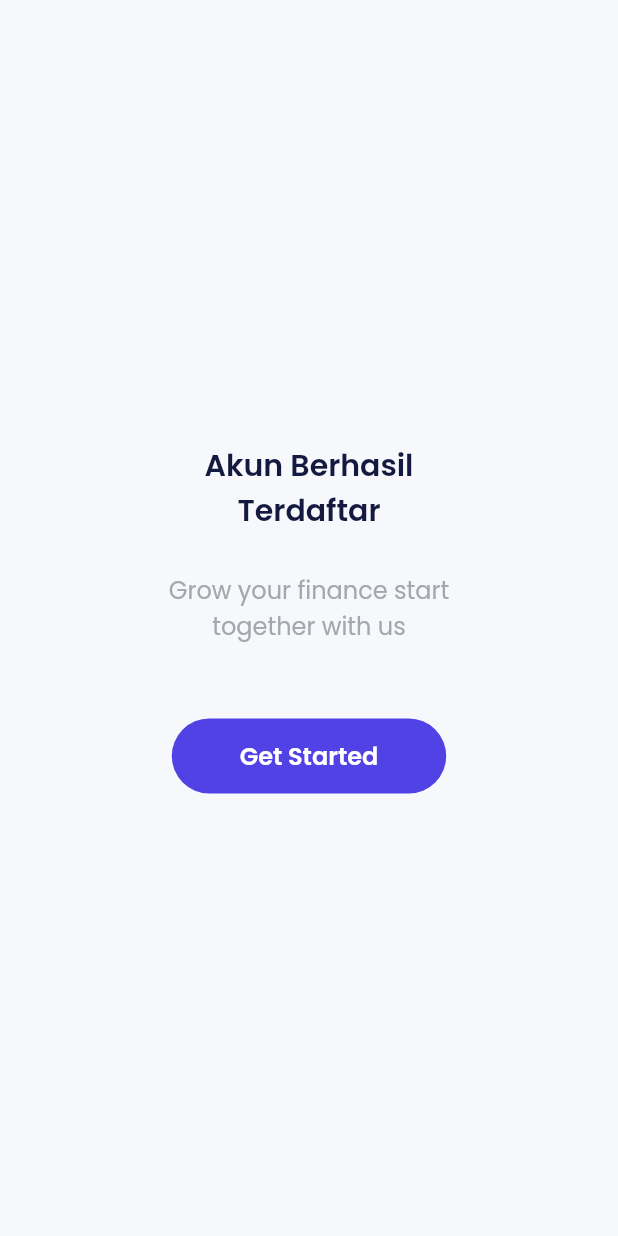
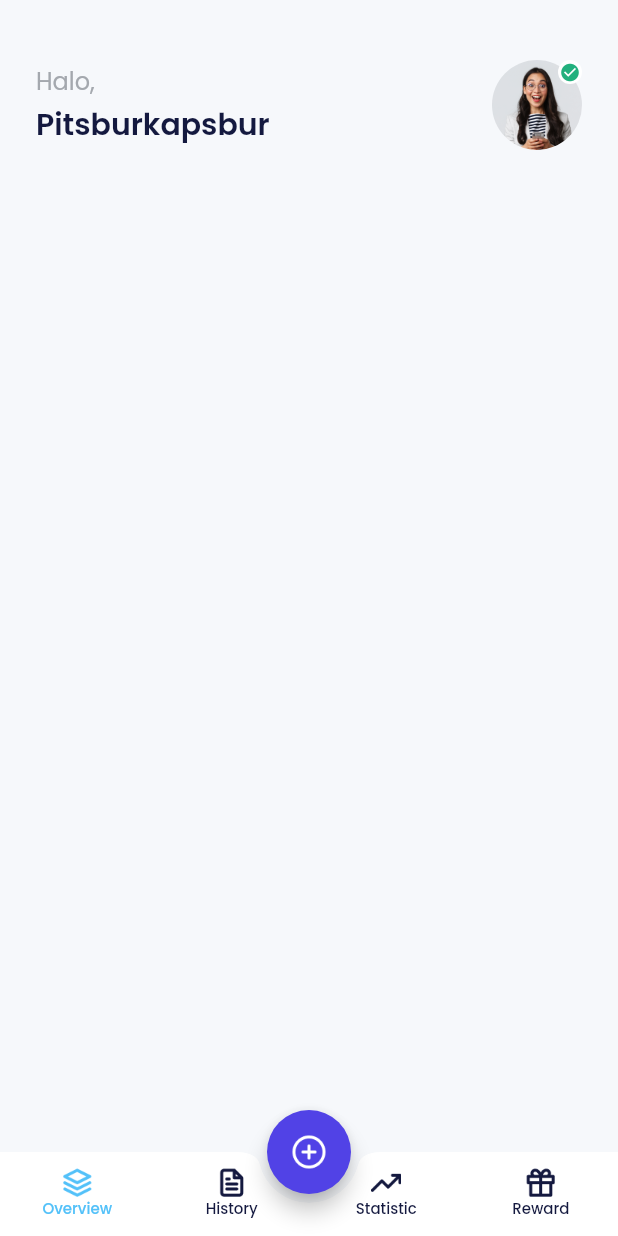
Before and after one commit to praanggi09/e-wallet, a Flutter app: the SigUpSuccessPage screen opened by its route, after a tap on "Get Started", on a phone screen of 412 x 824 dp. Run offline on Flutter 3.47's test engine with Material 2 defaults, Android fonts, the phone set to English and light mode, and no system bars; our stand-ins replace carousel_slider, google_fonts.

Commit message:
Slicing Home Page Widget Navigation Bar dan Top Section | penambahan Navigator.pushNamedAndRemotilUntil

```diff
--- a/lib/main.dart
+++ b/lib/main.dart
@@ -1,3 +1,4 @@
+import 'package:e_wallet/ui/pages/home_page.dart';
 import 'package:e_wallet/ui/pages/onboarding_page.dart';
 import 'package:e_wallet/ui/pages/signin_page.dart';
 import 'package:e_wallet/ui/pages/signup_page.dart';
@@ -23,7 +24,8 @@ class MyApp extends StatelessWidget {
         '/sign-up' : (context) => SignUpPage(),
         '/sign-up-set-profile' : (context) => SignUpSetProfilePage(),
         '/sign-up-set-ktp' : (context) => SignUpSetKtpPage(),
-        '/sign-up-success' : (context) => SigUpSuccessPage()
+        '/sign-up-success' : (context) => SigUpSuccessPage(),
+        '/home' : (context) => HomePage(),
       },
     );
   }
--- /dev/null
+++ b/lib/ui/pages/home_page.dart
@@ -0,0 +1,148 @@
+import 'package:e_wallet/shared/theme.dart';
+import 'package:flutter/material.dart';
+
+class HomePage extends StatelessWidget {
+  const HomePage({super.key});
+
+  @override
+  Widget build(BuildContext context) {
+    return Scaffold(
+      backgroundColor: lightBackgroundColor,
+      bottomNavigationBar: BottomAppBar(
+        color: whiteColor,
+        shape: CircularNotchedRectangle(),
+        clipBehavior: Clip.antiAlias,
+        notchMargin: 6,
+        elevation: 0,
+        child: BottomNavigationBar(
+          type: BottomNavigationBarType.fixed,
+          elevation: 0,
+          backgroundColor: whiteColor,
+          selectedItemColor: blueColor,
+          unselectedItemColor: blackColor,
+          showSelectedLabels: true,
+          showUnselectedLabels: true,
+          selectedLabelStyle: blueTextStyle.copyWith(
+            fontSize: 10,
+            fontWeight: medium,
+          ),
+          unselectedLabelStyle: blackTextStyle.copyWith(
+            fontSize: 10,
+            fontWeight: medium,
+          ),
+          items: [
+            BottomNavigationBarItem(
+              icon: Image.asset(
+                'assets/ic_overview.png',
+                width: 20,
+                color: blueColor,
+              ),
+              label: 'Overview',
+            ),
+            BottomNavigationBarItem(
+              icon: Image.asset(
+                'assets/ic_history.png',
+                width: 20,
+              ),
+              label: 'History',
+            ),
+            BottomNavigationBarItem(
+              icon: Image.asset(
+                'assets/ic_statistic.png',
+                width: 20,
+              ),
+              label: 'Statistic',
+            ),
+            BottomNavigationBarItem(
+              icon: Image.asset(
+                'assets/ic_reward.png',
+                width: 20,
+              ),
+              label: 'Reward',
+            ),
+          ],
+        ),
+      ),
+      floatingActionButton: FloatingActionButton(
+        onPressed: (){},
+        backgroundColor: purpleColor,
+        child: Image.asset(
+          'assets/ic_plus_circle.png',
+          width: 24,
+        ),
+      ),
+      floatingActionButtonLocation: FloatingActionButtonLocation.centerDocked,
+      body: ListView(
+        padding: const EdgeInsets.symmetric(
+          horizontal: 24,
+        ),
+        children: [
+          buildProfile(),
+        ],
+      ),
+    );
+  }
+  Widget buildProfile(){
+    return Container(
+      margin: const EdgeInsets.only(
+        top: 40,
+      ),
+      child: Row(
+        mainAxisAlignment: MainAxisAlignment.spaceBetween,
+        children: [
+          Column(
+            crossAxisAlignment: CrossAxisAlignment.start,
+            children: [
+              Text(
+                'Halo,',
+                style: greyTextStyle.copyWith(
+                  fontSize: 16,
+                ),
+              ),
+              const SizedBox(
+                height: 2,
+              ),
+              Text(
+                'Pitsburkapsbur',
+                style: blackTextStyle.copyWith(
+                  fontSize: 20,
+                  fontWeight: semiBold,
+                ),
+              )
+            ],
+          ),
+          Container(
+            width: 60,
+            height: 60,
+            decoration: const BoxDecoration(
+              shape: BoxShape.circle,
+              image: DecorationImage(
+                image: AssetImage(
+                  'assets/img_profile.png',
+                ),
+              ),
+            ),
+            child: Align(
+              alignment: Alignment.topRight,
+              child: Container(
+                width: 16,
+                height: 16,
+                decoration: BoxDecoration(
+                  shape: BoxShape.circle,
+                  color: whiteColor,
+                ),
+                child: Center(
+                  child: Icon(
+                    Icons.check_circle,
+                    color: greenColor,
+                    size: 14,
+                  ),
+                ),
+              ),
+            ),
+          ),
+        ],
+      ),
+    );
+  }
+}
--- a/lib/ui/pages/onboarding_page.dart
+++ b/lib/ui/pages/onboarding_page.dart
@@ -104,7 +104,7 @@ class _OnboardingPageState extends State<OnboardingPage> {
                       CustomFilledButton(
                         title: 'Get Started',
                         onPressed: () {
-                          Navigator.pushNamed(context, '/sign-up');
+                          Navigator.pushNamedAndRemoveUntil(context, '/sign-up', (route) => false);
                         },),
                       const SizedBox(
                         height: 20,
@@ -112,7 +112,7 @@ class _OnboardingPageState extends State<OnboardingPage> {
                       CustomTextButton(
                         title: 'Sign In',
                         onPressed: () {
-                          Navigator.pushNamed(context, '/sign-in');
+                          Navigator.pushNamedAndRemoveUntil(context, '/sign-in', (route) => false);
                         },
                       )
                     ],
--- a/lib/ui/pages/signin_page.dart
+++ b/lib/ui/pages/signin_page.dart
@@ -76,7 +76,11 @@ class SignInPage extends StatelessWidget {
                 ),
                 CustomFilledButton(
                   title: 'Sign In',
-                  onPressed: () {},
+                  onPressed: () {
+                    Navigator.pushNamedAndRemoveUntil(
+                      context, '/home', (route) => false
+                    );
+                  },
                 )
               ],
             ),
--- a/lib/ui/pages/signup_success_page.dart
+++ b/lib/ui/pages/signup_success_page.dart
@@ -1,4 +1,3 @@
-import 'dart:ffi';
 
 import 'package:e_wallet/shared/theme.dart';
 import 'package:e_wallet/ui/widgets/buttons.dart';
@@ -42,7 +41,9 @@ class SigUpSuccessPage extends StatelessWidget {
               width: 183,
               title: 'Get Started',
               onPressed: (){
-
+                Navigator.pushNamedAndRemoveUntil(
+                  context, '/home', (route) => false
+                );
               },
             ),
           ],
--- a/lib/ui/pages/splash_page.dart
+++ b/lib/ui/pages/splash_page.dart
@@ -16,7 +16,9 @@ class _SplashPageState extends State<SplashPage> {
     super.initState();
 
     Timer(const Duration(seconds: 2), () {
-     Navigator.pushNamed(context, '/onboarding');
+      Navigator.pushNamedAndRemoveUntil(
+        context, '/onboarding', (route) => false
+      );
     });
   }
 
```
